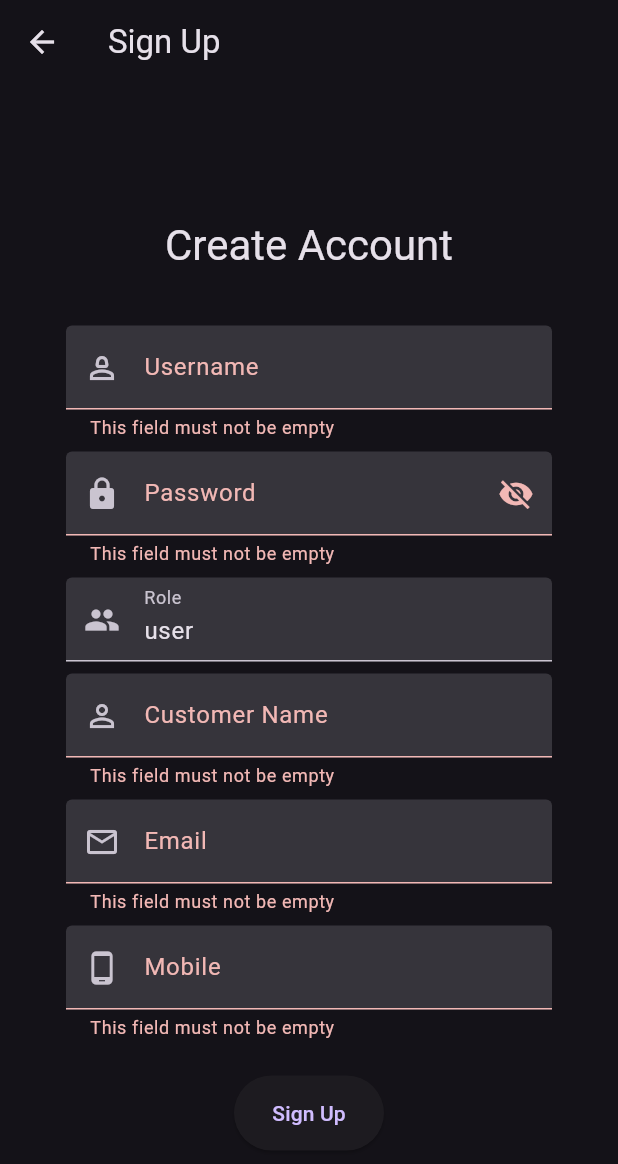
After one commit to Developer199239/flutter_bus_reservation, a Flutter app: the SignUpPage screen opened by its route, after a tap on "Sign Up", on a phone screen of 412 x 824 dp. The commit adds this screen. Shown: the top 1164 px of the screen. Run offline on Flutter 3.47's test engine with Material 3 defaults, Android fonts, the phone set to English and light mode, and no system bars; our stand-ins replace flutter_easyloading, freezed_annotation, shared_preferences; accounts and stored records are empty.

Commit message:
sign up ui

```diff
--- a/lib/datasource/app_data_source.dart
+++ b/lib/datasource/app_data_source.dart
@@ -16,7 +16,7 @@ import '../utils/helper_functions.dart';
 import 'data_source.dart';
 
 class AppDataSource extends DataSource {
-  final String baseUrl = 'http://192.168.0.104:8080/api/';
+  final String baseUrl = 'http://192.168.0.110:8080/api/';
 
   Map<String, String> get header => {'Content-Type': 'application/json'};
 
--- a/lib/main.dart
+++ b/lib/main.dart
@@ -1,4 +1,5 @@
 import 'package:bus_reservation/pages/add_schedule_page.dart';
+import 'package:bus_reservation/pages/sign_up_page.dart';
 import 'package:flutter_easyloading/flutter_easyloading.dart';
 import 'package:bus_reservation/pages/add_bus_page.dart';
 import 'package:bus_reservation/pages/add_route_page.dart';
@@ -11,7 +12,6 @@ import 'package:bus_reservation/pages/search_result_page.dart';
 import 'package:bus_reservation/pages/seat_plan_page.dart';
 import 'package:bus_reservation/utils/constants.dart';
 import 'package:flutter/material.dart';
-import 'package:go_router/go_router.dart';
 import 'package:provider/provider.dart';
 
 import 'pages/add_city.dart';
@@ -50,6 +50,7 @@ class MyApp extends StatelessWidget {
         routeNameReservationPage : (context) => const ReservationPage(),
         routeNameLoginPage : (context) => const LoginPage(),
         routeNameAddCityPage : (context) => const AddCity(),
+        routeNameSignUpPage : (context) => const SignUpPage(),
       },
     );
   }
--- a/lib/pages/login_page.dart
+++ b/lib/pages/login_page.dart
@@ -1,9 +1,11 @@
+import 'package:bus_reservation/utils/constants.dart';
 import 'package:flutter/material.dart';
 import 'package:provider/provider.dart';
 
 import '../models/app_user.dart';
 import '../providers/app_data_provider.dart';
 import '../utils/helper_functions.dart';
+import 'sign_up_page.dart'; // Import the Sign Up page
 
 class LoginPage extends StatefulWidget {
   const LoginPage({Key? key}) : super(key: key);
@@ -33,7 +35,11 @@ class _LoginPageState extends State<LoginPage> {
             children: [
               Padding(
                 padding: const EdgeInsets.all(32.0),
-                child: Text('Admin Login', textAlign: TextAlign.center, style: Theme.of(context).textTheme.headlineMedium,),
+                child: Text(
+                  'Admin Login',
+                  textAlign: TextAlign.center,
+                  style: Theme.of(context).textTheme.headlineMedium,
+                ),
               ),
               Padding(
                 padding: const EdgeInsets.all(4.0),
@@ -42,10 +48,10 @@ class _LoginPageState extends State<LoginPage> {
                   decoration: const InputDecoration(
                     prefixIcon: Icon(Icons.person_2_outlined),
                     filled: true,
-                      labelText: 'Username'
+                    labelText: 'Username',
                   ),
                   validator: (value) {
-                    if(value == null || value.isEmpty) {
+                    if (value == null || value.isEmpty) {
                       return 'This field must not be empty';
                     }
                     return null;
@@ -68,19 +74,21 @@ class _LoginPageState extends State<LoginPage> {
                         });
                       },
                       icon: Icon(isObscure ? Icons.visibility_off : Icons.visibility),
-                      )
+                    ),
                   ),
                   validator: (value) {
-                    if(value == null || value.isEmpty) {
+                    if (value == null || value.isEmpty) {
                       return 'This field must not be empty';
                     }
                     return null;
                   },
                 ),
               ),
-              const SizedBox(height: 20,),
+              const SizedBox(height: 20),
               Center(
-                child: SizedBox(
+                child: Column(
+                  children: [
+                    SizedBox(
                       width: 100,
                       height: 50,
                       child: ElevatedButton(
@@ -88,7 +96,23 @@ class _LoginPageState extends State<LoginPage> {
                         child: const Text('Login'),
                       ),
                     ),
-              )
+                    const SizedBox(height: 20),
+                    TextButton(
+                      onPressed: () {
+                        // Navigator.push(
+                        //   context,
+                        //   MaterialPageRoute(builder: (context) => const SignUpPage()),
+                        // );
+                        Navigator.pushNamed(context, routeNameSignUpPage);
+                      },
+                      child: const Text(
+                        'Don\'t have an account? Sign Up',
+                        style: TextStyle(color: Colors.white70),
+                      ),
+                    ),
+                  ],
+                ),
+              ),
             ],
           ),
         ),
@@ -97,12 +121,12 @@ class _LoginPageState extends State<LoginPage> {
   }
 
   void _login() async {
-    if(_formKey.currentState!.validate()) {
+    if (_formKey.currentState!.validate()) {
       final userName = _userNameController.text;
       final password = _passwordController.text;
       final response = await Provider.of<AppDataProvider>(context, listen: false)
           .login(AppUser(userName: userName, password: password));
-      if(response != null) {
+      if (response != null) {
         showMsg(context, response.message);
         Navigator.pop(context);
       } else {
--- /dev/null
+++ b/lib/pages/sign_up_page.dart
@@ -0,0 +1,210 @@
+import 'package:flutter/material.dart';
+
+class SignUpPage extends StatefulWidget {
+  const SignUpPage({Key? key}) : super(key: key);
+
+  @override
+  State<SignUpPage> createState() => _SignUpPageState();
+}
+
+class _SignUpPageState extends State<SignUpPage> {
+  final _formKey = GlobalKey<FormState>();
+  bool isObscure = true;
+
+  final _userNameController = TextEditingController();
+  final _passwordController = TextEditingController();
+  final _roleController = TextEditingController();
+  final _customerNameController = TextEditingController();
+  final _emailController = TextEditingController();
+  final _mobileController = TextEditingController();
+
+  // FocusNodes to control field navigation
+  final _userNameFocusNode = FocusNode();
+  final _passwordFocusNode = FocusNode();
+  final _customerNameFocusNode = FocusNode();
+  final _emailFocusNode = FocusNode();
+  final _mobileFocusNode = FocusNode();
+
+  @override
+  void initState() {
+    super.initState();
+    _roleController.text = 'user'; // Default role
+  }
+
+  @override
+  void dispose() {
+    // Dispose controllers and focus nodes to free resources
+    _userNameController.dispose();
+    _passwordController.dispose();
+    _roleController.dispose();
+    _customerNameController.dispose();
+    _emailController.dispose();
+    _mobileController.dispose();
+    _userNameFocusNode.dispose();
+    _passwordFocusNode.dispose();
+    _customerNameFocusNode.dispose();
+    _emailFocusNode.dispose();
+    _mobileFocusNode.dispose();
+    super.dispose();
+  }
+
+  @override
+  Widget build(BuildContext context) {
+    return Scaffold(
+      appBar: AppBar(
+        title: const Text('Sign Up'),
+      ),
+      body: Form(
+        key: _formKey,
+        child: Center(
+          child: ListView(
+            padding: const EdgeInsets.symmetric(horizontal: 40, vertical: 8),
+            shrinkWrap: true,
+            children: [
+              Padding(
+                padding: const EdgeInsets.all(32.0),
+                child: Text(
+                  'Create Account',
+                  textAlign: TextAlign.center,
+                  style: Theme.of(context).textTheme.headlineMedium,
+                ),
+              ),
+              _buildTextField(
+                controller: _userNameController,
+                label: 'Username',
+                icon: Icons.person_2_outlined,
+                focusNode: _userNameFocusNode,
+                nextFocusNode: _passwordFocusNode,
+              ),
+              _buildTextField(
+                controller: _passwordController,
+                label: 'Password',
+                icon: Icons.lock,
+                obscureText: isObscure,
+                isPassword: true,
+                focusNode: _passwordFocusNode,
+                nextFocusNode: _customerNameFocusNode,
+              ),
+              _buildTextField(
+                controller: _roleController,
+                label: 'Role',
+                icon: Icons.group,
+                readOnly: true,
+              ),
+              _buildTextField(
+                controller: _customerNameController,
+                label: 'Customer Name',
+                icon: Icons.person_outline,
+                focusNode: _customerNameFocusNode,
+                nextFocusNode: _emailFocusNode,
+              ),
+              _buildTextField(
+                controller: _emailController,
+                label: 'Email',
+                icon: Icons.email_outlined,
+                keyboardType: TextInputType.emailAddress,
+                focusNode: _emailFocusNode,
+                nextFocusNode: _mobileFocusNode,
+              ),
+              _buildTextField(
+                controller: _mobileController,
+                label: 'Mobile',
+                icon: Icons.phone_android,
+                keyboardType: TextInputType.phone,
+                focusNode: _mobileFocusNode,
+                textInputAction: TextInputAction.done,
+                onEditingComplete: () => FocusScope.of(context).unfocus(), // Dismiss keyboard on done
+              ),
+              const SizedBox(height: 20),
+              Center(
+                child: SizedBox(
+                  width: 100,
+                  height: 50,
+                  child: ElevatedButton(
+                    onPressed: _signUp,
+                    child: const Text('Sign Up'),
+                  ),
+                ),
+              ),
+            ],
+          ),
+        ),
+      ),
+    );
+  }
+
+  Widget _buildTextField({
+    required TextEditingController controller,
+    required String label,
+    required IconData icon,
+    TextInputType keyboardType = TextInputType.text,
+    bool obscureText = false,
+    bool isPassword = false,
+    bool readOnly = false,
+    FocusNode? focusNode,
+    FocusNode? nextFocusNode,
+    TextInputAction textInputAction = TextInputAction.next,
+    VoidCallback? onEditingComplete,
+  }) {
+    return Padding(
+      padding: const EdgeInsets.all(4.0),
+      child: TextFormField(
+        controller: controller,
+        decoration: InputDecoration(
+          prefixIcon: Icon(icon),
+          filled: true,
+          labelText: label,
+          suffixIcon: isPassword
+              ? IconButton(
+            icon: Icon(obscureText ? Icons.visibility_off : Icons.visibility),
+            onPressed: () {
+              setState(() {
+                isObscure = !isObscure;
+              });
+            },
+          )
+              : null,
+        ),
+        keyboardType: keyboardType,
+        obscureText: obscureText,
+        readOnly: readOnly,
+        focusNode: focusNode,
+        textInputAction: textInputAction,
+        onEditingComplete: onEditingComplete ??
+                () {
+              if (nextFocusNode != null) {
+                FocusScope.of(context).requestFocus(nextFocusNode);
+              }
+            },
+        validator: (value) {
+          if (value == null || value.isEmpty) {
+            return 'This field must not be empty';
+          }
+          return null;
+        },
+      ),
+    );
+  }
+
+  void _signUp() {
+    if (_formKey.currentState!.validate()) {
+      final userData = {
+        "userName": _userNameController.text,
+        "password": _passwordController.text,
+        "role": _roleController.text,
+        "customer_name": _customerNameController.text,
+        "email": _emailController.text,
+        "mobile": _mobileController.text,
+      };
+
+      // Implement sign-up logic here
+      print('User Data: $userData');
+
+      // Show success message and navigate back or to another screen
+      ScaffoldMessenger.of(context).showSnackBar(
+        const SnackBar(content: Text('Sign up successful')),
+      );
+      Navigator.pop(context);
+    }
+  }
+}
--- a/lib/utils/constants.dart
+++ b/lib/utils/constants.dart
@@ -23,6 +23,7 @@ const String routeNameAddSchedulePage = 'add_schedule';
 const String routeNameScheduleListPage = 'schedule_list';
 const String routeNameReservationPage = 'reservation';
 const String routeNameAddCityPage = 'add_city';
+const String routeNameSignUpPage = 'sign_up';
 const String unknownErrMessage = 'Unknown error!';
 
 
```
Lines whose indentation alone changed are shown as unchanged.
